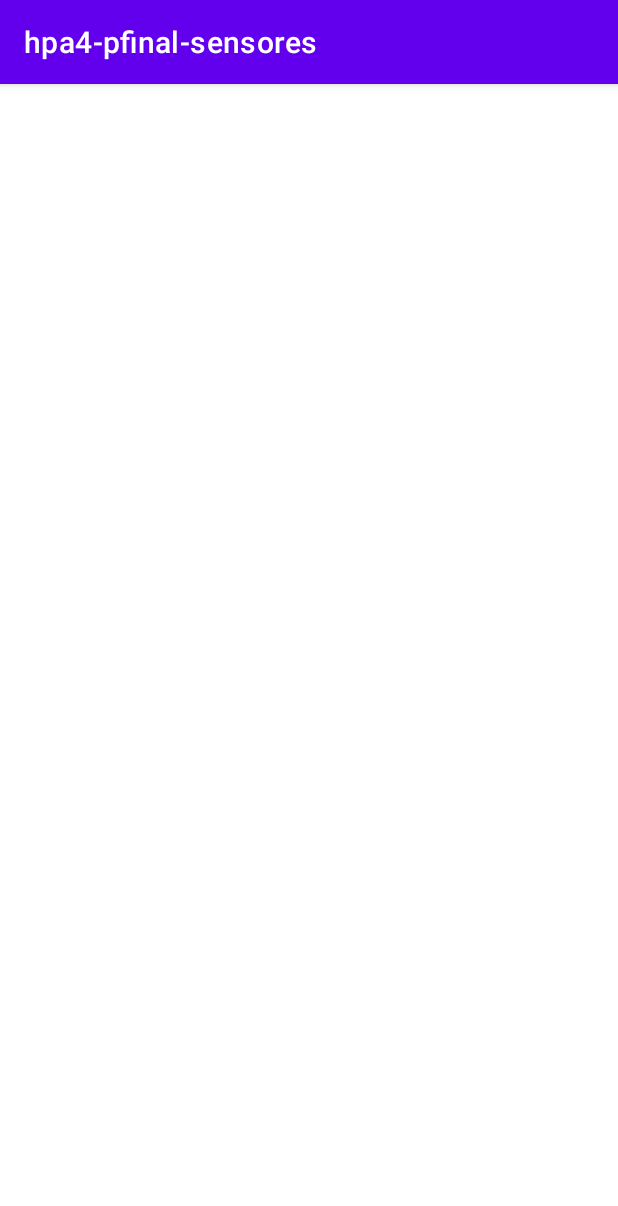
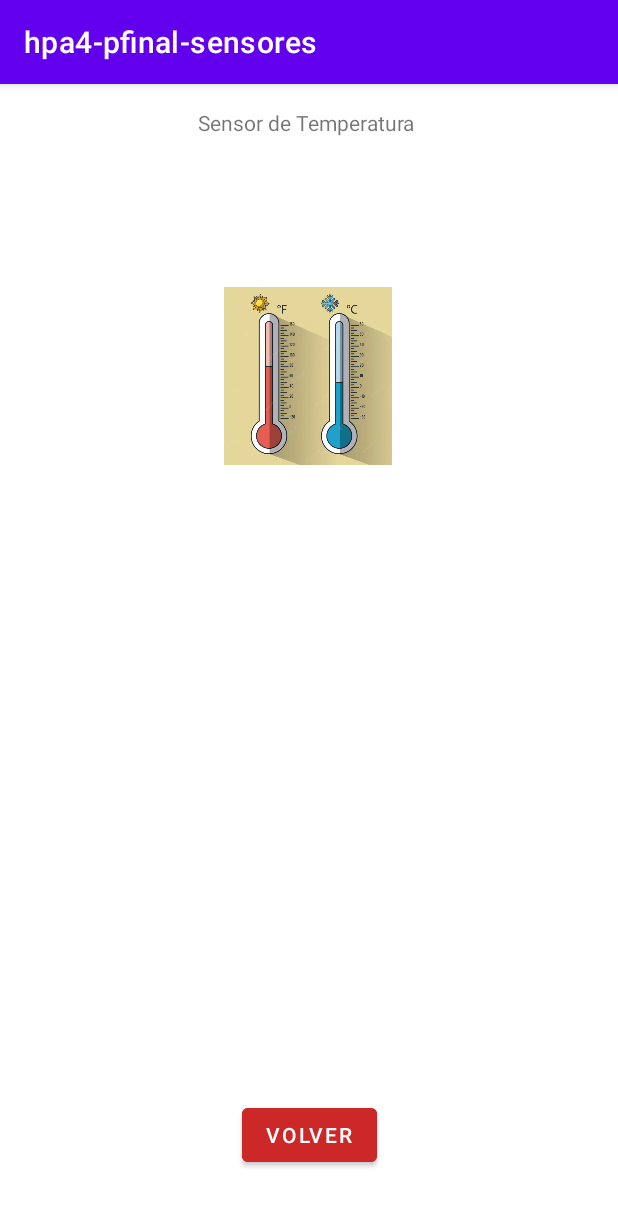
Before and after one commit to jeancj09/hpa4-pfinal-sensores, an Android app: the PantallaTemperatura screen opened directly, with no data from a screen before it, on a phone screen of 412 x 824 dp. Shown: the top 1206 px of the screen. Run offline under Robolectric (Android 15) with nearby library versions, the phone set to English and light mode, and no system bars; 1 statement that could not run was skipped.

Commit message:
Insercion de coidigo temperatura y ajustes de giroscopio

```diff
--- a/app/src/main/java/com/jeanj/hpa4_pfinal_sensores/PantallaTemperatura.java
+++ b/app/src/main/java/com/jeanj/hpa4_pfinal_sensores/PantallaTemperatura.java
@@ -2,13 +2,75 @@ package com.jeanj.hpa4_pfinal_sensores;
 
 import androidx.appcompat.app.AppCompatActivity;
 
+import android.content.Context;
+import android.content.Intent;
+import android.hardware.Sensor;
+import android.hardware.SensorEvent;
+import android.hardware.SensorEventListener;
+import android.hardware.SensorManager;
 import android.os.Bundle;
+import android.view.View;
+import android.widget.Button;
+import android.widget.TextView;
+import android.widget.Toast;
 
-public class PantallaTemperatura extends AppCompatActivity {
+import java.util.EventListener;
+
+public class PantallaTemperatura extends AppCompatActivity implements SensorEventListener {
+
+    private SensorManager mgr;
+    private Sensor temp;
+    private TextView tx1;
+    private StringBuilder msg = new StringBuilder(2048);
+    Button btnregresar;
 
     @Override
     protected void onCreate(Bundle savedInstanceState) {
         super.onCreate(savedInstanceState);
         setContentView(R.layout.activity_pantalla_temperatura);
+
+        mgr = (SensorManager) this.getSystemService(SENSOR_SERVICE);
+
+        temp = mgr.getDefaultSensor(Sensor.TYPE_AMBIENT_TEMPERATURE);
+
+        tx1= findViewById(R.id.tx1);
+
+
+        btnregresar.setOnClickListener(new View.OnClickListener() {
+            @Override
+            public void onClick(View view) {
+                Context context = view.getContext();
+                CharSequence text = "Volviendo a pantalla principal, espere... ";
+                int duration = Toast.LENGTH_SHORT;
+                Toast toast = Toast.makeText(context, text, duration);
+                toast.show();
+                Intent intent = new Intent(view.getContext(), MainActivity.class);
+                startActivity(intent);
+            }
+        });
+
+    }
+    @Override
+    protected void onResume() {
+        mgr.registerListener(this, temp, SensorManager.SENSOR_DELAY_NORMAL);
+        super.onResume();
+    }
+
+    @Override
+    protected void onPause() {
+        mgr.unregisterListener(this, temp);
+        super.onPause();
+    }
+
+    public void onAccuracyChanged(Sensor sensor, int accuracy) {
+
+    }
+
+    public void onSensorChanged(SensorEvent event) {
+        float fahrenheit = event.values[0] * 9 / 5 + 32;
+        msg.insert(0, "Evento de temperatura: " + event.values[0] + " Celsius (" +
+                fahrenheit  + " F)\n");
+        tx1.setText(msg);
+        tx1.invalidate();
     }
 }
--- a/app/src/main/res/layout/activity_pantalla_giroscopio.xml
+++ b/app/src/main/res/layout/activity_pantalla_giroscopio.xml
@@ -7,7 +7,7 @@
     tools:context=".PantallaGiroscopio">
 
     <TextView
-        android:id="@+id/sensor"
+        android:id="@+id/tvsensor"
         android:layout_width="wrap_content"
         android:layout_height="wrap_content"
         android:textSize="16sp"
@@ -19,7 +19,7 @@
         app:layout_constraintVertical_bias="0.044" />
 
     <Button
-        android:id="@+id/buttongyro"
+        android:id="@+id/btnregresar"
         android:layout_width="wrap_content"
         android:layout_height="wrap_content"
         android:layout_marginBottom="43dp"
--- a/app/src/main/res/layout/activity_pantalla_temperatura.xml
+++ b/app/src/main/res/layout/activity_pantalla_temperatura.xml
@@ -6,4 +6,48 @@
     android:layout_height="match_parent"
     tools:context=".PantallaTemperatura">
 
+    <TextView
+        android:id="@+id/tx1"
+        android:layout_width="wrap_content"
+        android:layout_height="wrap_content"
+        android:layout_marginStart="16dp"
+        android:layout_marginTop="236dp"
+        app:layout_constraintStart_toStartOf="parent"
+        app:layout_constraintTop_toTopOf="parent" />
+
+    <TextView
+        android:id="@+id/tx2"
+        android:layout_width="wrap_content"
+        android:layout_height="wrap_content"
+        android:layout_marginStart="132dp"
+        android:layout_marginTop="16dp"
+        android:text="Sensor de Temperatura"
+        app:layout_constraintStart_toStartOf="parent"
+        app:layout_constraintTop_toTopOf="parent" />
+
+    <ImageView
+        android:id="@+id/img1"
+        android:layout_width="112dp"
+        android:layout_height="140dp"
+        android:layout_marginStart="149dp"
+        android:layout_marginTop="42dp"
+        android:layout_marginBottom="421dp"
+        android:src="@drawable/temp"
+        app:layout_constraintBottom_toBottomOf="parent"
+        app:layout_constraintStart_toStartOf="parent"
+        app:layout_constraintTop_toTopOf="parent" />
+
+    <Button
+        android:id="@+id/btnregresar"
+        android:layout_width="wrap_content"
+        android:layout_height="wrap_content"
+        android:layout_marginBottom="43dp"
+        android:layout_weight="1"
+        android:backgroundTint="#CC2828"
+
+        android:text="Volver"
+        app:layout_constraintBottom_toBottomOf="parent"
+        app:layout_constraintEnd_toEndOf="parent"
+        app:layout_constraintStart_toStartOf="parent" />
+
 </androidx.constraintlayout.widget.ConstraintLayout>
```
Also changed, not shown: app/src/main/java/com/jeanj/hpa4_pfinal_sensores/PantallaGiroscopio.java (+12 -5 lines), app/src/main/res/drawable/temp.png (added).
